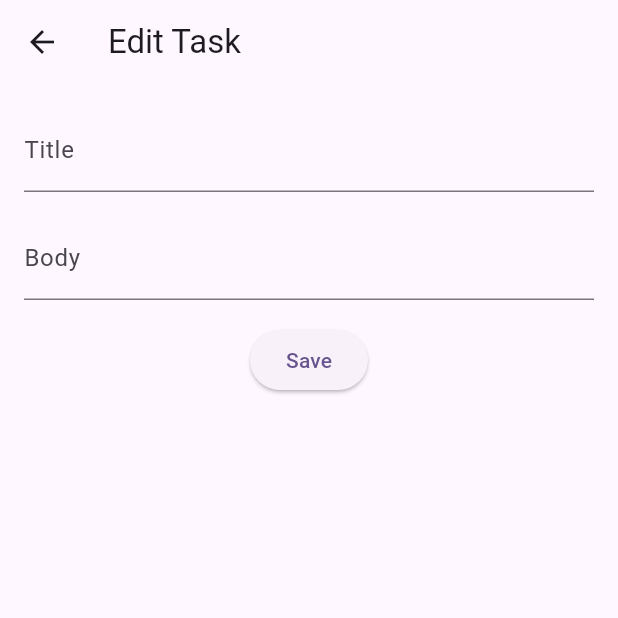
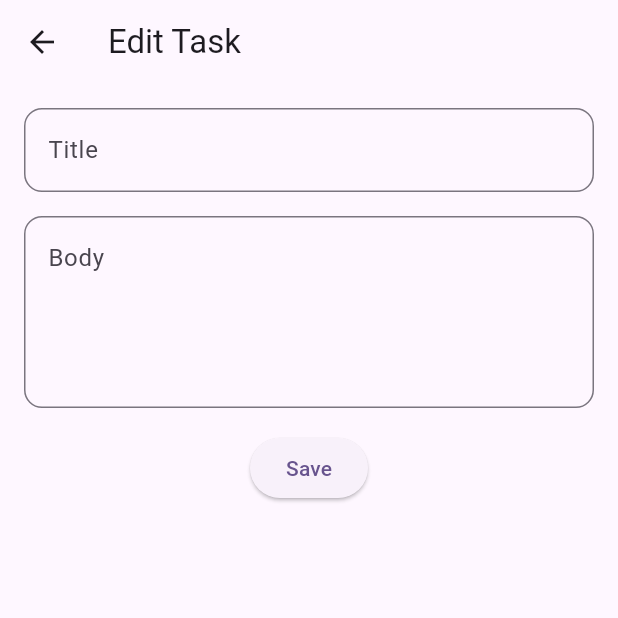
Before and after one commit to Galadima3/Notee-app, a Flutter app: the EditTaskScreen screen opened directly with empty values, on a phone screen of 412 x 824 dp, the top half of it. Run offline on Flutter 3.47's test engine with Material 3 defaults, Android fonts, the phone set to English and light mode, and no system bars; our stand-ins replace flutter_riverpod, flutter_svg, isar; accounts and stored records are empty; generated files the repository leaves out were written again.

Commit message:
5th Commit

```diff
--- a/lib/main.dart
+++ b/lib/main.dart
@@ -9,18 +9,15 @@ void main() {
   }));
 }
 
+//TODO: Add Local Auth (Biometric)
 class MyApp extends StatelessWidget {
   const MyApp({super.key});
-
-  // This widget is the root of your application.
   @override
   Widget build(BuildContext context) {
     return MaterialApp(
       title: 'Flutter Demo',
       debugShowCheckedModeBanner: false,
-
       theme: ThemeData(
-
         colorScheme: ColorScheme.fromSeed(seedColor: Colors.deepPurple),
         useMaterial3: true,
       ),
--- a/lib/src/features/note/domain/task.dart
+++ b/lib/src/features/note/domain/task.dart
@@ -27,6 +27,6 @@ class Task {
       description: description ?? this.description,
       isTaskCompleted: isTaskCompleted ?? this.isTaskCompleted,
       time: time ?? this.time,
-    )..id = this.id; // Ensure the id is copied over
+    )..id = id; // Ensure the id is copied over
   }
 }
--- a/lib/src/features/note/presentation/screens/edit_task_screen.dart
+++ b/lib/src/features/note/presentation/screens/edit_task_screen.dart
@@ -1,6 +1,5 @@
 import 'package:flutter/material.dart';
 import 'package:flutter_riverpod/flutter_riverpod.dart';
-import 'package:intl/intl.dart';
 import 'package:notee/src/features/note/data/note_service.dart';
 import 'package:notee/src/features/note/domain/task.dart';
 
@@ -43,15 +42,22 @@ class _EditTaskScreenState extends State<EditTaskScreen> {
           children: [
             TextField(
               controller: titleController,
-              decoration: const InputDecoration(
-                labelText: 'Title',
+              decoration: InputDecoration(
+                hintText: 'Title',
+                border: OutlineInputBorder(
+                  borderRadius: BorderRadius.circular(12),
+                ),
               ),
             ),
             const SizedBox(height: 16),
             TextField(
+              maxLines: 4,
               controller: bodyController,
-              decoration: const InputDecoration(
-                labelText: 'Body',
+             decoration: InputDecoration(
+                hintText: 'Body',
+                border: OutlineInputBorder(
+                  borderRadius: BorderRadius.circular(12),
+                ),
               ),
             ),
             const SizedBox(height: 16),
--- a/lib/src/features/note/presentation/widgets/alert_dialog_widget.dart
+++ b/lib/src/features/note/presentation/widgets/alert_dialog_widget.dart
@@ -97,8 +97,7 @@ class _TaskInputDialogState extends State<TaskInputDialog> {
       ],
     );
   }
-
-//TODO: fix the time button
+  // ignore: unused_element
   Future<void> _selectTime(BuildContext context) async {
     final TimeOfDay? pickedTime = await showTimePicker(
       context: context,
--- a/lib/src/features/note/presentation/widgets/task_widget.dart
+++ b/lib/src/features/note/presentation/widgets/task_widget.dart
@@ -22,6 +22,8 @@ class _TaskWidgetState extends State<TaskWidget> {
     return Padding(
       padding: const EdgeInsets.all(8.0),
       child: ListTile(
+        minTileHeight: 70,
+
         tileColor: Colors.grey.shade200,
 
         title: Text(
@@ -32,6 +34,7 @@ class _TaskWidgetState extends State<TaskWidget> {
         ),
         subtitle: Text(
           widget.taskDescription,
+          overflow: TextOverflow.ellipsis,
         ),
       ),
     );
```
Also changed, not shown: pubspec.lock.
